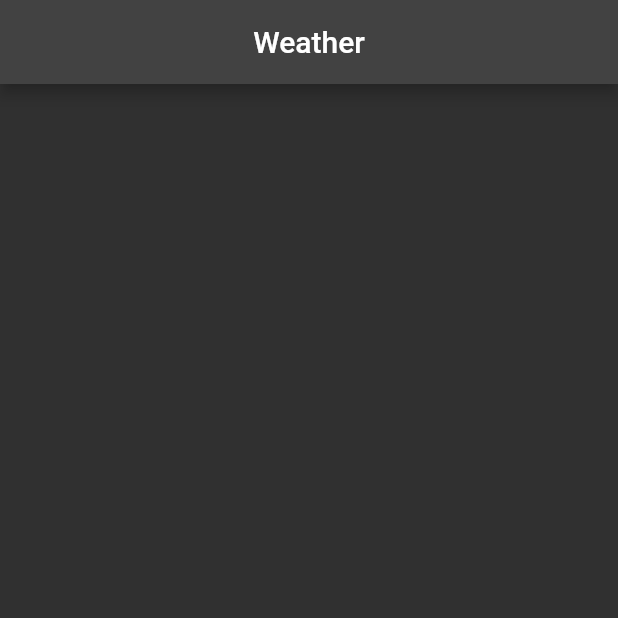
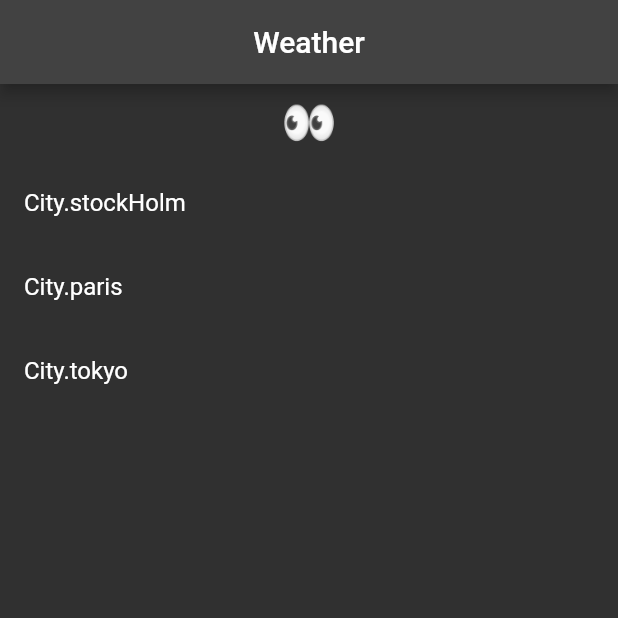
Before and after one commit to ClementPeter/River_pod-demo, a Flutter app: the screen it shows after launch, on a phone screen of 412 x 824 dp, the top half of it. Run offline on Flutter 3.47's test engine with Material 2 defaults, Android fonts, the phone set to English and light mode, and no system bars; our stand-ins replace dio, flutter_riverpod, hooks_riverpod.

Commit message:
⛏ Building: Projects_Riverpod

```diff
--- a/river_pod_snip/lib/main.dart
+++ b/river_pod_snip/lib/main.dart
@@ -168,9 +168,6 @@
 //   }
 // }
 
-
-
-
 /////////DEMO APP 3 Weather App using FutureProvider and Mock Data
 /////DEMO APP 2 using StateNotiifereProvider
 
@@ -204,61 +201,99 @@ class MyApp extends StatelessWidget {
   }
 }
 
-// // //extension called OptionalInFixAddition to add null and non-null values
-// // extension OptionalInfixAddition<T extends num> on T? {
-// //   T? operator +(T? other) {
-// //     final shadow = this;
-// //     if (shadow != null) {
-// //       return shadow + (other ?? 0) as T;
-// //     } else {
-// //       return null;
-// //     }
-// //   }
-// // }
+//Enum containing Mock cities
+enum City {
+  stockHolm,
+  paris,
+  tokyo,
+}
 
-// //function to add a null and  non-null variable using extensions
-// // void testIt() {
-// //   final int? int1 = 1;
-// //   final int? int2 = 1;
-// //   final result = int1 + int2;
-// //   print(result);
-// // }
-// //////////////////////////StateNotifier//////////////////////////
-// class Counter extends StateNotifier {
-//   Counter() : super(null);
+typedef WeatherEmoji = String;
+//Future to get mock data - to get mock weather data from
+Future<WeatherEmoji> getWeather(City city) {
+  return Future.delayed(
+    const Duration(seconds: 2),
+    () => {
+      City.stockHolm: "❄",
+      City.paris: "☔",
+      City.tokyo: "⛈",
+    }[city]!,
+  );
+}
 
-//   void increment() {
-//     state = state == null ? 1 : state + 1;
-//   }
-// }
-// //StateNotifierProvider is the provider that allows us to use StateNotifier
-// final counterProvider = StateNotifierProvider((ref) {
-//   return Counter();
-// });
+//Provides the City ENUM through the App
+//UI would be changed by this - State Provider provides the City
+//UI Writes to this and reads from this
+final currentCityProvider = StateProvider<City?>((ref) {
+  return null;
+  // return City.stockHolm; //returns the supposed first value to read of the provider
+});
+
+const unKnownWeather = "👀";
+//WeatheProvider listen to changes from currentCityProvider
+//UI reads from this - Future Provider provides the weather data
+final weatherProvider = FutureProvider<WeatherEmoji>((ref) {
+  final city = ref.watch(currentCityProvider);
+  if (city != null) {
+    return getWeather(city);
+  } else {
+    return unKnownWeather;
+  }
+});
 
 class MyHomePage extends ConsumerWidget {
   const MyHomePage({super.key});
 
   @override
   Widget build(BuildContext context, WidgetRef ref) {
-    //fina
-    // testIt();
+    final currentWeather = ref.watch(weatherProvider);
+
     return Scaffold(
-      appBar: AppBar(
-        //Wrap the text in Consumer widget prevents us from using the parent "ref" which rebuilds
-        //the entire scaffold when the counter value changes
-        title:Text("Weather"),
-        centerTitle: true,
-      ),
-      body: Center(
-        child: Column(
-          mainAxisAlignment: MainAxisAlignment.center,
-          children: <Widget>[
-            //text button
-
+        appBar: AppBar(
+          title: Text("Weather"),
+          centerTitle: true,
+        ),
+        body: Column(
+          children: [
+            currentWeather.when(
+              data: ((data) {
+                return Padding(
+                  padding: const EdgeInsets.all(8.0),
+                  child: Text(
+                    data.toString(),
+                    style: const TextStyle(fontSize: 30),
+                  ),
+                );
+              }),
+              loading: (() {
+                return Padding(
+                  padding: const EdgeInsets.all(8.0),
+                  child: const CircularProgressIndicator(),
+                );
+              }),
+              error: ((error, stack) {
+                return Text(error.toString());
+              }),
+            ),
+            Expanded(
+              child: ListView.builder(
+                itemCount: City.values.length,
+                itemBuilder: (context, index) {
+                  final city = City.values[index];
+                  final isSelected = city == ref.watch(currentCityProvider);
+                  return ListTile(
+                    title: Text(city.toString()),
+                    trailing: isSelected ? const Icon(Icons.check) : null,
+                    onTap: (() {
+                      //A provider doesnt really have a state it is notifier that has a state -so we use the notifier to change the state
+                      //ONTap assign the  city we sselected to the state of the notifier
+                      ref.read(currentCityProvider.notifier).state = city;
+                    }),
+                  );
+                },
+              ),
+            )
           ],
-        ),
-      ),
-    );
+        ));
   }
 }
```
